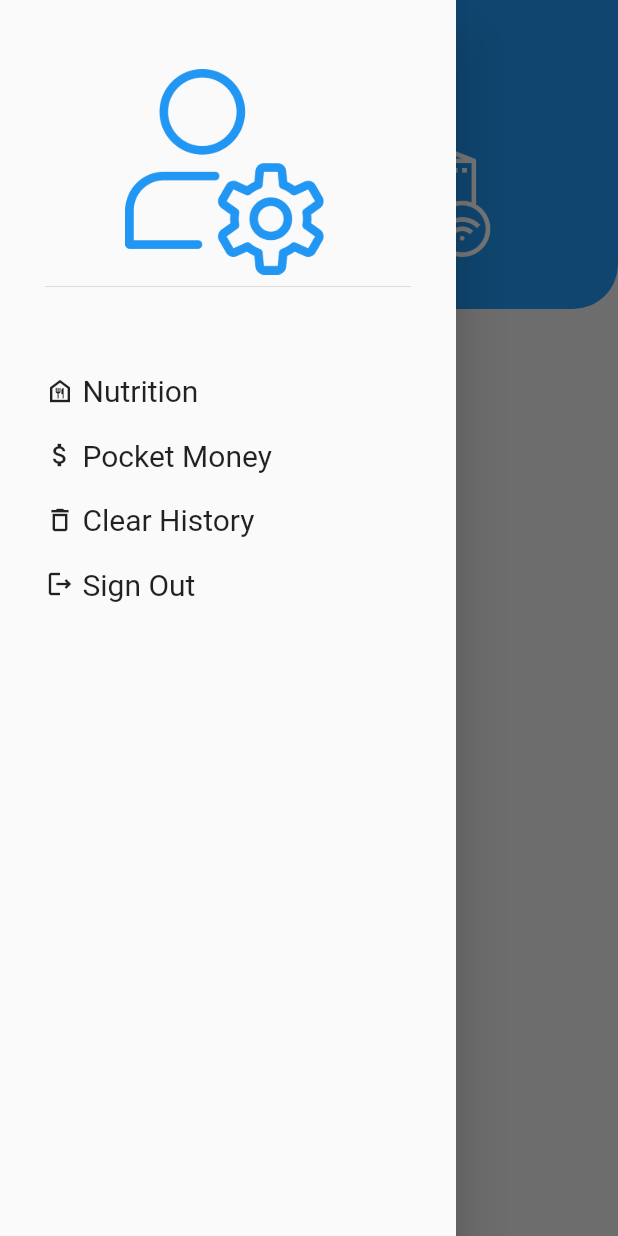
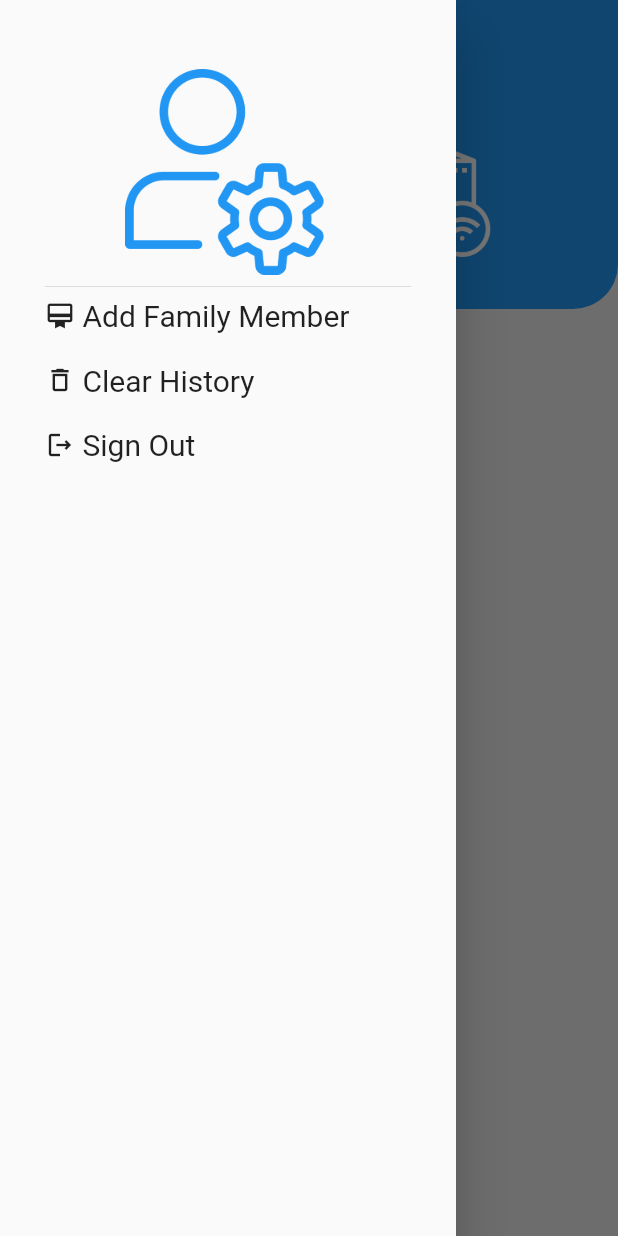
Before and after one commit to MohammadGhanaym/Graduation-project, a Flutter app: the ParentHomeScreen screen opened directly, with the side drawer open, on a phone screen of 412 x 824 dp. Run offline on Flutter 3.47's test engine with Material 2 defaults, Android fonts, the light colour scheme and no system bars; our stand-ins replace bloc, cloud_firestore, dio, firebase_core, firebase_messaging, flutter_bloc and 4 more; missing offline and left inert: flutter_background_service, flutter_background_service_android, flutter_isolate, map_launcher; accounts and stored records are empty.

Commit message:
New Feature: get student location

```diff
--- a/st_tracker/lib/layout/parent/parent_home_screen.dart
+++ b/st_tracker/lib/layout/parent/parent_home_screen.dart
@@ -1,12 +1,9 @@
 import 'package:flutter/material.dart';
 import 'package:flutter_bloc/flutter_bloc.dart';
-import 'package:flutter_isolate/flutter_isolate.dart';
 import 'package:st_tracker/layout/parent/cubit/cubit.dart';
 import 'package:st_tracker/layout/parent/cubit/states.dart';
 import 'package:st_tracker/modules/parent/add_member/add_member_screen.dart';
-import 'package:st_tracker/modules/parent/nutrition/nutrition.dart';
 import 'package:st_tracker/shared/components/components.dart';
-import 'package:st_tracker/shared/network/local/ioslate.dart';
 
 class ParentHomeScreen extends StatelessWidget {
   const ParentHomeScreen({super.key});
@@ -16,10 +13,10 @@ class ParentHomeScreen extends StatelessWidget {
     return BlocProvider(
       create: (context) => ParentCubit()
         ..createDatabase()
-        ..getStudentsData(),
+        ..getStudentsData()
+        ..initBackgroundService(),
       child: Builder(builder: (context) {
         ParentCubit.get(context).addNewTranscation();
-        ParentCubit.get(context).initBackgroundService();
         return BlocConsumer<ParentCubit, ParentStates>(
           listener: (context, state) {},
           builder: (context, state) {
@@ -37,20 +34,10 @@ class ParentHomeScreen extends StatelessWidget {
                       image: AssetImage('assets/images/profile.png'),
                       fit: BoxFit.scaleDown,
                     )),
-                    SizedBox(
-                      height: 50,
-                    ),
                     DrawerItem(
-                      text: 'Nutrition',
-                      icon: Icons.food_bank_outlined,
-                      ontap: () => navigateTo(context, NutritionScreen()),
-                    ),
-                    SizedBox(
-                      height: 20,
-                    ),
-                    DrawerItem(
-                      text: 'Pocket Money',
-                      icon: Icons.attach_money_outlined,
+                      text: 'Add Family Member',
+                      icon: Icons.card_membership,
+                      ontap: () => navigateTo(context, AddMember()),
                     ),
                     SizedBox(
                       height: 20,
--- a/st_tracker/lib/main.dart
+++ b/st_tracker/lib/main.dart
@@ -24,7 +24,6 @@ void main() async {
 
   Bloc.observer = MyBlocObserver();
   await CacheHelper.init();
-  //DioHelper.init();
 
   userID = CacheHelper.getData(key: 'id');
   userRole = CacheHelper.getData(key: 'role');
--- a/st_tracker/lib/shared/components/components.dart
+++ b/st_tracker/lib/shared/components/components.dart
@@ -1,4 +1,5 @@
 import 'package:flutter/material.dart';
+import 'package:flutter_background_service/flutter_background_service.dart';
 import 'package:flutter_bloc/flutter_bloc.dart';
 import 'package:fluttertoast/fluttertoast.dart';
 import 'package:intl/intl.dart';
@@ -7,6 +8,7 @@ import 'package:st_tracker/models/student_model.dart';
 import 'package:st_tracker/models/transactions_model.dart';
 import 'package:st_tracker/modules/login/login_screen.dart';
 import 'package:st_tracker/modules/parent/add_member/add_member_screen.dart';
+import 'package:st_tracker/modules/parent/member_settings/member_settings.dart';
 import 'package:st_tracker/shared/components/constants.dart';
 import 'package:st_tracker/shared/network/local/cache_helper.dart';
 
@@ -96,12 +98,12 @@ void signOut(BuildContext context) {
   if (trans_listener != null) {
     trans_listener!.cancel();
   }
-
+  FlutterBackgroundService().invoke('stopService');
   navigateAndFinish(context, LoginScreen());
 }
 
 class DrawerItem extends StatelessWidget {
-  IconData? icon;
+  dynamic? icon;
   String text;
   void Function()? ontap;
   DrawerItem({required this.text, this.icon, this.ontap, super.key});
@@ -112,10 +114,13 @@ class DrawerItem extends StatelessWidget {
       child: Row(
         mainAxisAlignment: MainAxisAlignment.start,
         children: [
+          if (icon is IconData)
             Icon(
               icon,
               size: 20,
-          ),
+            )
+          else
+            icon,
           SizedBox(
             width: 5,
           ),
@@ -196,7 +201,9 @@ Widget buildActivityItem(TransactionsModel model) => Container(
       ),
     )));
 
-Widget buildFamilyMemberCard(studentModel? model, context) => Padding(
+Widget buildFamilyMemberCard(studentModel? model, context) => InkWell(
+      onTap: () => navigateTo(context, MemberSettingsScreen(student: model)),
+      child: Padding(
         padding: const EdgeInsets.all(10.0),
         child: Container(
           padding: EdgeInsets.zero,
@@ -245,6 +252,7 @@ Widget buildFamilyMemberCard(studentModel? model, context) => Padding(
                               ))
                             : Text('Add Family Member'))
                   ]),
+            ),
           ),
         ),
       ),
--- a/st_tracker/pubspec.yaml
+++ b/st_tracker/pubspec.yaml
@@ -46,6 +46,7 @@ dependencies:
   flutter_local_notifications: ^13.0.0
   flutter_background_service: ^2.4.6
   flutter_isolate: ^2.0.4
+  map_launcher: ^2.4.0
   dio: ^4.0.6
 
   #firebase
```
Also changed, not shown: st_tracker/lib/layout/parent/cubit/cubit.dart (+12 -0 lines), st_tracker/lib/modules/parent/member_settings/member_settings.dart (added, +88 -0 lines), st_tracker/lib/modules/parent/nutrition/nutrition.dart (deleted, +0 -22 lines), st_tracker/lib/shared/network/local/background_service.dart (+14 -3 lines), st_tracker/lib/shared/network/local/life_cycle_manager.dart (deleted, +0 -51 lines), st_tracker/assets/images/map.png (added), st_tracker/pubspec.lock. Lines whose indentation alone changed are shown as unchanged.
